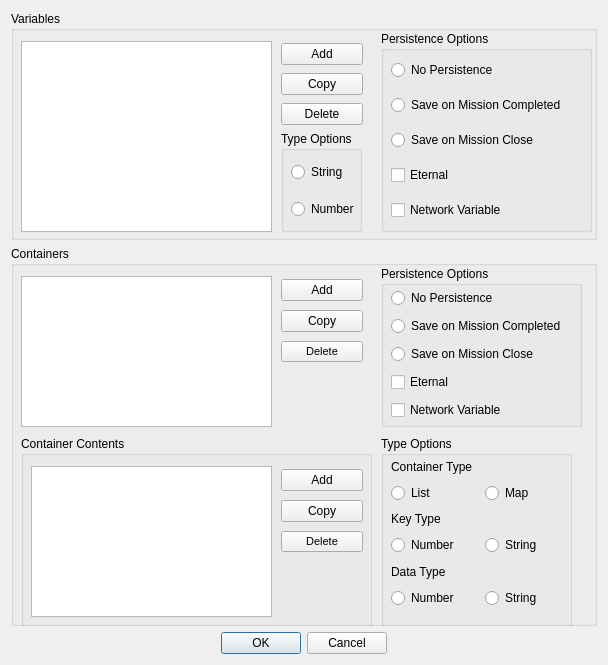
This is qtfred/ui/VariableDialog.ui in scp-fs2open/fs2open.github.com as Qt 5 draws it before an edit. The edited form follows.
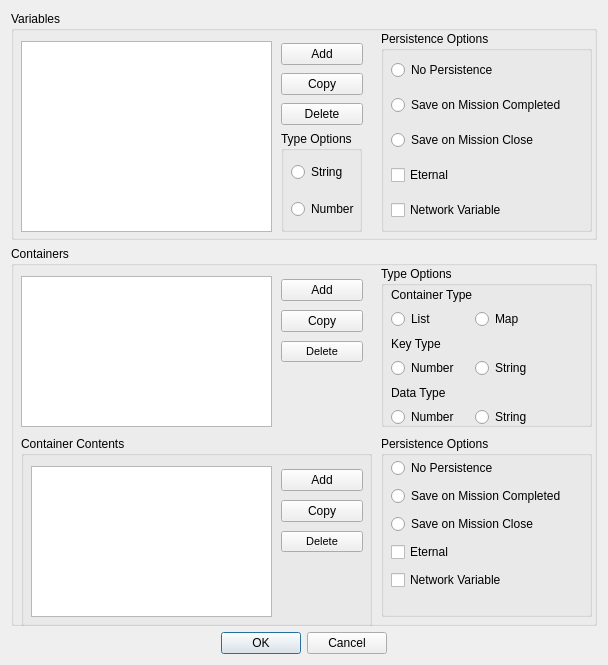
This is the edited form.

Commit message: Ton of fixes from testing

```diff
--- a/qtfred/ui/VariableDialog.ui
+++ b/qtfred/ui/VariableDialog.ui
@@ -349,9 +349,9 @@
         <property name="geometry">
          <rect>
           <x>370</x>
-          <y>20</y>
-          <width>201</width>
-          <height>161</height>
+          <y>190</y>
+          <width>211</width>
+          <height>181</height>
          </rect>
         </property>
         <property name="title">
@@ -409,9 +409,9 @@
         <property name="geometry">
          <rect>
           <x>370</x>
-          <y>190</y>
-          <width>191</width>
-          <height>191</height>
+          <y>20</y>
+          <width>211</width>
+          <height>161</height>
          </rect>
         </property>
         <property name="title">
@@ -422,8 +422,8 @@
           <rect>
            <x>10</x>
            <y>20</y>
-           <width>181</width>
-           <height>152</height>
+           <width>161</width>
+           <height>141</height>
           </rect>
          </property>
          <layout class="QVBoxLayout" name="verticalLayout_10">
```
Left out of the diff: 15 changed lines with no effect on the pictures. The commit also changes 2 other files.
